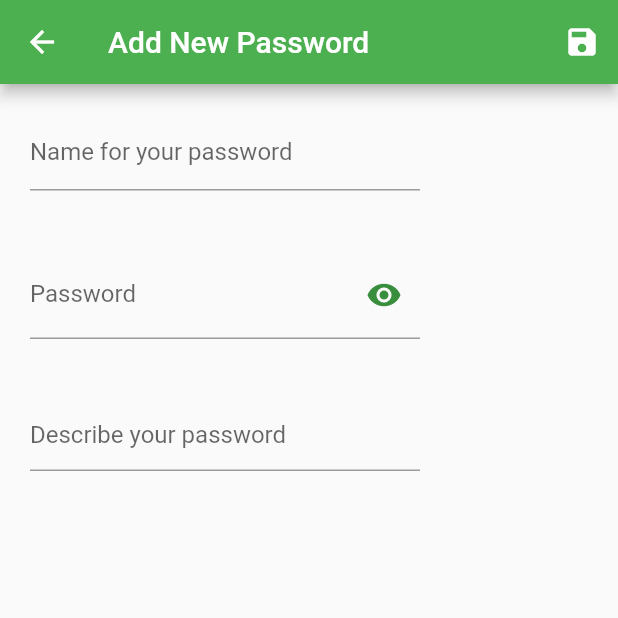
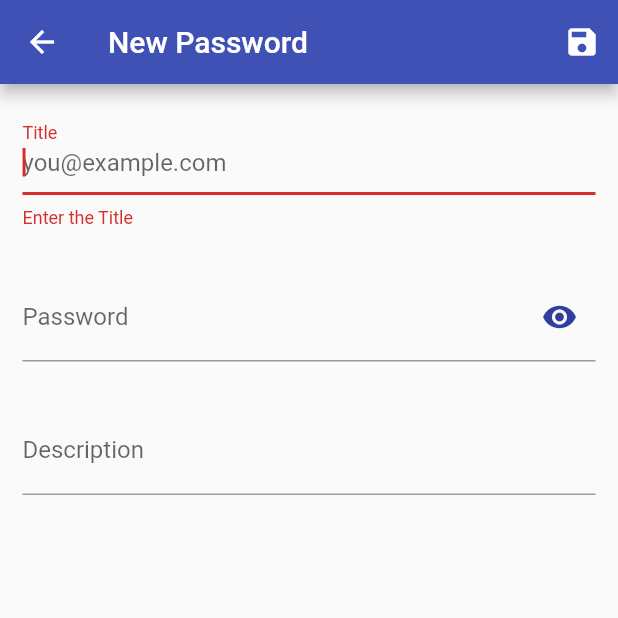
Before and after one commit to Aravind-2018/Unlock, a Flutter app: the Navigator1 screen opened directly, after a tap on the "add" icon, on a phone screen of 412 x 824 dp, the top half of it. Run offline on Flutter 3.47's test engine with Material 2 defaults, Android fonts, the phone set to English and light mode, and no system bars; our stand-ins replace local_auth, sqflite; missing offline and left inert: clipboard_manager; accounts and stored records are empty.

Commit message:
Card based listview + form incorporation

```diff
--- a/lib/Navigator1.dart
+++ b/lib/Navigator1.dart
@@ -1,8 +1,11 @@
+import 'package:flutter/cupertino.dart';
 import 'package:flutter/material.dart';
 import 'package:flutter/services.dart';
+import 'package:clipboard_manager/clipboard_manager.dart';
 import 'package:myapp/DbHelper.dart';
-import 'package:myapp/NewPassword.dart';
 import 'package:myapp/Password.dart';
+import 'package:myapp/PasswordForm.dart';
+
 
 class Navigator1 extends StatefulWidget {
   @override
@@ -18,7 +21,7 @@ class Navigator1State extends State<Navigator1>{
   }
 
   static List<Password> pass = [];
-  List<Widget> _items;
+  final scaffolKey = GlobalKey<ScaffoldState>();
 
   @override
   Widget build(BuildContext context) {
@@ -26,6 +29,7 @@ class Navigator1State extends State<Navigator1>{
       refresh();
     });
     return Scaffold(
+      key: scaffolKey,
       appBar: AppBar(
           title: const Text('List of Passwords'),
           actions: <Widget>[
@@ -37,63 +41,48 @@ class Navigator1State extends State<Navigator1>{
             itemBuilder: (context, index) {
               final item = pass[index];
               return Dismissible(
-                // Each Dismissible must contain a Key. Keys allow Flutter to
-                // uniquely identify widgets.
-
-                key: Key(item.toString()),
-                // Provide a function that tells the app
-                // what to do after an item has been swiped away.
+                key: Key(item.name),
                 onDismissed: (direction) {
-                  // Remove the item from the data source.
-
                   setState(() {
                     DbHelper.instance.delete(item.id);
                     pass.removeAt(index);
                   });
-
-                  // Then show a snackbar.
-                  Scaffold.of(context)
-                      .showSnackBar(SnackBar(content: Text("Password - "+item.name+" deleted"),backgroundColor: Colors.red));
+                  scaffolKey.currentState
+                      .showSnackBar(SnackBar(content: Text("Password - "+item.name+" deleted",textAlign: TextAlign.center,),backgroundColor: Colors.red));
                 },
                 // Show a red background as the item is swiped away.
                 background: Container(color: Colors.red),
-                child: format(item),
+                child: makeCard(item)
               );
             },
         ),
       floatingActionButton: FloatingActionButton(
         onPressed: () {
-          Navigator.push(context, MaterialPageRoute(builder: (context) => NewPassword(0)));
+          Navigator.push(context, MaterialPageRoute(builder: (context) => PasswordForm(null)));
         },
         child: Icon(Icons.add),
-        backgroundColor: Colors.blueAccent,
+        backgroundColor: Colors.indigo,
       ),
     );
   }
 
-  Widget format(Password password) {
-
-    return Center(
-      key: Key(password.name),
-      child: Padding(
-          padding: EdgeInsets.fromLTRB(12, 6, 12, 4),
-          child: FlatButton(
-            child: Row(
-                mainAxisAlignment: MainAxisAlignment.spaceBetween,
-                children: <Widget>[
-                  Text(password.name,),
-                ]
-            ),
-            onPressed: () => Navigator.push(context, MaterialPageRoute(builder: (context) => NewPassword(password.id))),
-          )
-      ),
-    );
-  }
   void refresh() async {
     pass = await DbHelper.instance.queryAllRows();
     setState(() { });
   }
 
-
+  Card makeCard(Password password) => Card(
+    child:
+        FlatButton(
+          color: Color.fromARGB(50, 84, 54, 23),
+          child: ListTile(
+            leading: Icon(Icons.vpn_key, size: 40),
+            title: Text(password.name),
+            subtitle: Text(password.desc),
+            ),
+          onLongPress: () => ClipboardManager.copyToClipBoard(password.password).then((value) => HapticFeedback.vibrate()).then((value) => scaffolKey.currentState.showSnackBar(SnackBar(content: Text("Password Copied !!",textAlign: TextAlign.center),duration: Duration(seconds: 1),))),
+          onPressed: () => Navigator.push(context, MaterialPageRoute(builder: (context) => PasswordForm(password))),
+        )
+  );
 
 }
--- a/lib/NewPassword.dart
+++ /dev/null
@@ -1,129 +0,0 @@
-import 'package:flutter/material.dart';
-import 'package:myapp/DbHelper.dart';
-
-class NewPassword extends StatefulWidget {
-
-  int id;
-
-  NewPassword(int id){
-    this.id=id;
-  }
-
-  @override
-  State<StatefulWidget> createState() {
-    return _CreateTodoState(this.id);
-  }
-}
-
-class _CreateTodoState extends State<NewPassword>{
-
-  final nameCtr = TextEditingController();
-  final passCtrl = TextEditingController();
-  final descCtrl = TextEditingController();
-  int id;
-  bool _hidePassword=true;
-
-  _CreateTodoState(int id){
-    this.id=id;
-    if(id!=0){
-      DbHelper.instance.querySingle(id).then((value) => setValues(value));
-    }
-  }
-
-  setValues(Map<String, dynamic> value){
-    nameCtr.text=value[DbHelper.columnName].toString();
-    passCtrl.text=value[DbHelper.columnValue].toString();
-    descCtrl.text=value[DbHelper.columnDesc].toString();
-  }
-
-  @override
-  Widget build(BuildContext context) {
-    // TODO: implement build
-    return Scaffold(
-        resizeToAvoidBottomPadding: false,
-        appBar: AppBar(
-        title: const Text('Add New Password'),
-          actions: <Widget>[
-            new IconButton(icon: new Icon(Icons.save), onPressed: () async => saveAndPop(id,nameCtr.text,passCtrl.text,descCtrl.text),),
-          ],
-      ),
-      body: Column(
-        children: <Widget>[
-          Container(
-                width: 300,
-                padding: EdgeInsets.all(20),
-              child:TextFormField(
-                controller: nameCtr,
-              decoration: InputDecoration(
-                isDense: true,
-                  labelText: 'Name for your password'
-              ),
-            )
-          ),
-          Container(
-                width: 300,
-                padding: EdgeInsets.all(20),
-              child: new Column(
-                children: <Widget>[
-                  new  TextFormField(
-                    controller: passCtrl,
-                    decoration: InputDecoration(
-                      labelText: 'Password',
-                      hintText: 'Enter your password',
-                      // Here is key idea
-                      suffixIcon: IconButton(
-                        icon: Icon(
-                          // Based on passwordVisible state choose the icon
-                          _hidePassword
-                              ? Icons.visibility
-                              : Icons.visibility_off,
-                          color: Theme.of(context).primaryColorDark,
-                        ),
-                        onPressed:  _toggle,
-                      ),
-                    ),
-                    validator: (val) => val.length < 6 ? 'Password too short.' : null,
-                    obscureText: _hidePassword,
-                  ),
-                ]
-              )
-          ),
-          Container(
-              width: 300,
-              padding: EdgeInsets.all(20),
-              child:new TextField(
-                controller: descCtrl,
-                decoration: new InputDecoration(
-                    hintText: 'Describe your password'
-                ),
-                maxLines: null,
-                keyboardType: TextInputType.multiline,
-              )
-          )
-
-        ]
-      )
-
-      );
-  }
-
-  savePassword(int id,String name, String pass,String desc) {
-    if(id==0){
-      DbHelper.instance.insert({DbHelper.columnName:name,DbHelper.columnValue:pass,DbHelper.columnDesc:desc});
-    } else {
-      DbHelper.instance.update({DbHelper.columnId:id,DbHelper.columnName:name,DbHelper.columnValue:pass,DbHelper.columnDesc:desc});
-    }
-  }
-
-  saveAndPop(int id,String name, String pass,String desc) {
-    savePassword(id,name, pass, desc);
-    Navigator.pop(context);
-  }
-
-  void _toggle() {
-    setState(() {
-      _hidePassword = !_hidePassword;
-    });
-  }
-
-}
--- /dev/null
+++ b/lib/PasswordForm.dart
@@ -0,0 +1,151 @@
+import 'package:flutter/material.dart';
+import 'package:myapp/Password.dart';
+import 'package:myapp/DbHelper.dart';
+
+class PasswordForm extends StatefulWidget{
+
+  Password password;
+
+  PasswordForm(pass){
+    this.password=pass;
+  }
+
+  @override
+  State<StatefulWidget> createState() {
+    return _PasswordState(password);
+  }
+
+}
+
+class _PasswordState extends State<PasswordForm> {
+
+  final _formKey =GlobalKey<FormState>();
+  bool _hidePassword=true;
+  final titleCtrl = TextEditingController();
+  final passCtrl = TextEditingController();
+  final descCtrl = TextEditingController();
+  int _id=0;
+  String appBarText='New Password';
+
+  _PasswordState(Password password){
+    if(null != password){
+      appBarText=password.name;
+      _id=password.id;
+      titleCtrl.text=password.name;
+      passCtrl.text=password.password;
+      descCtrl.text=password.desc;
+    }
+  }
+
+  @override
+  Widget build(BuildContext context) {
+    return Scaffold(
+      resizeToAvoidBottomPadding: false,
+      appBar: AppBar(
+        title: Text(appBarText),
+        actions: <Widget>[
+          new IconButton(icon: new Icon(Icons.save), onPressed: () async => saveAndPop(),),
+        ],
+      ),
+      body: Form(
+        key: _formKey,
+        child: Column(
+          children: <Widget>[
+            getPaddedElement(getNameBox()),
+            getPaddedElement(getPasswordBox()),
+            getPaddedElement(getDescBox())
+          ],
+        ),
+      )
+    );
+  }
+
+  Widget getNameBox(){
+    return new TextFormField(
+        autofocus: true,
+        controller: titleCtrl,
+        keyboardType: TextInputType.text,
+        decoration: new InputDecoration(
+            hintText: 'you@example.com',
+            labelText: 'Title'
+        ),
+        autovalidate: true ,
+        validator: (val) => (val.isEmpty)?"Enter the Title":null,
+        onSaved: (val){
+          titleCtrl.text=val;
+        },
+    );
+  }
+
+  getPaddedElement(Widget child){
+    return new Container(
+      width: 500,
+      padding: EdgeInsets.all(15),
+      child: child,
+    );
+  }
+
+  Widget getPasswordBox() {
+    return new  TextFormField(
+      controller: passCtrl,
+      decoration: InputDecoration(
+        labelText: 'Password',
+        hintText: 'Enter your password',
+        // Here is key idea
+        suffixIcon: IconButton(
+          icon: Icon(
+            // Based on passwordVisible state choose the icon
+            _hidePassword? Icons.visibility : Icons.visibility_off,
+            color: Theme.of(context).primaryColorDark,
+          ),
+          onPressed:  _toggle,
+        ),
+      ),
+      obscureText: _hidePassword,
+      autovalidate: true,
+      validator: (val) => validatePass(val),
+      onSaved: (val){
+        passCtrl.text=val;
+      },
+    );
+  }
+
+  void _toggle() {
+    setState(() {
+      _hidePassword = !_hidePassword;
+    });
+  }
+
+  Widget getDescBox() {
+    return new TextFormField(
+        controller: descCtrl,
+        decoration: InputDecoration(
+        labelText: 'Description',
+        hintText: 'Describe something if any ...',
+      ),
+      onSaved: (val){
+        descCtrl.text=val;
+      },
+    );
+  }
+
+  validatePass(String val) {
+
+  }
+
+  savePassword() {
+    if(0==_id){
+      DbHelper.instance.insert({DbHelper.columnName:titleCtrl.text,DbHelper.columnValue:passCtrl.text,DbHelper.columnDesc:descCtrl.text});
+    } else {
+      DbHelper.instance.update({DbHelper.columnId:_id,DbHelper.columnName:titleCtrl.text,DbHelper.columnValue:passCtrl.text,DbHelper.columnDesc:descCtrl.text});
+    }
+  }
+
+  saveAndPop() {
+    if(_formKey.currentState.validate()){
+      _formKey.currentState.save();
+      savePassword();
+      Navigator.pop(context);
+    }
+  }
+}
--- a/lib/main.dart
+++ b/lib/main.dart
@@ -10,7 +10,7 @@ class MyApp extends StatelessWidget {
   Widget build(BuildContext context) {
     return MaterialApp(
       theme: ThemeData(
-        primarySwatch: Colors.green,
+        primarySwatch: Colors.indigo,
       ),
       home: MyHomePage(title: 'Fingerprint Authentication'),
     );
--- a/pubspec.yaml
+++ b/pubspec.yaml
@@ -26,6 +26,7 @@ dependencies:
   local_auth: ^0.4.0+1
   sqflite: ^1.3.1
   path_provider: ^1.6.10
+  clipboard_manager: ^0.0.4
 
   # The following adds the Cupertino Icons font to your application.
   # Use with the CupertinoIcons class for iOS style icons.
```
